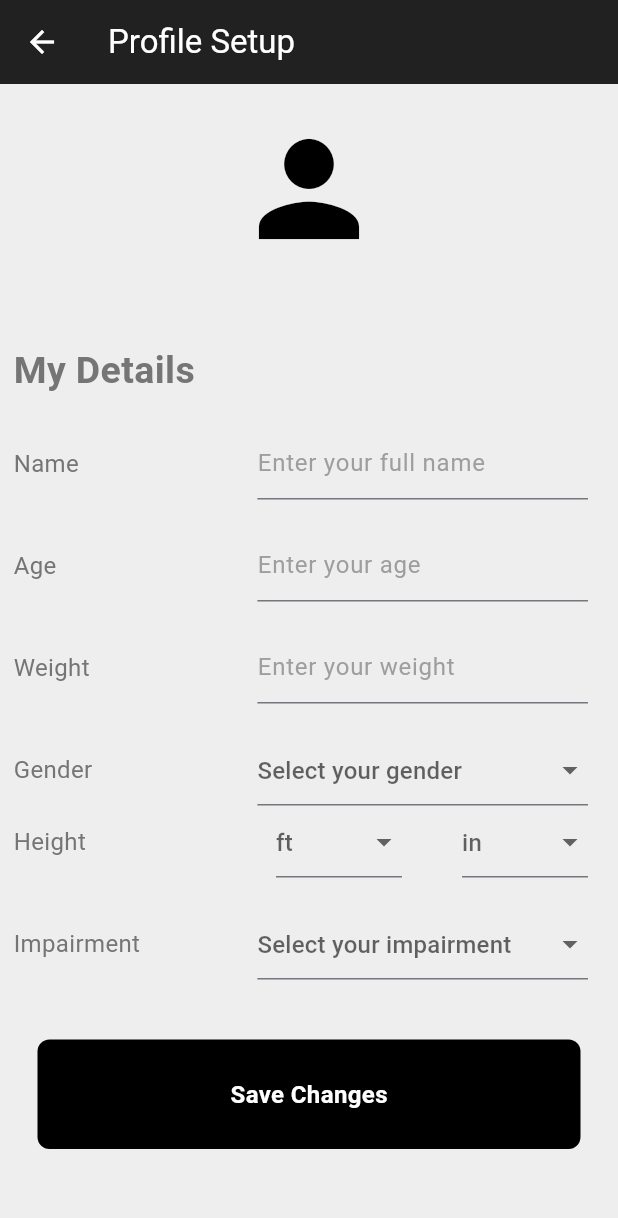
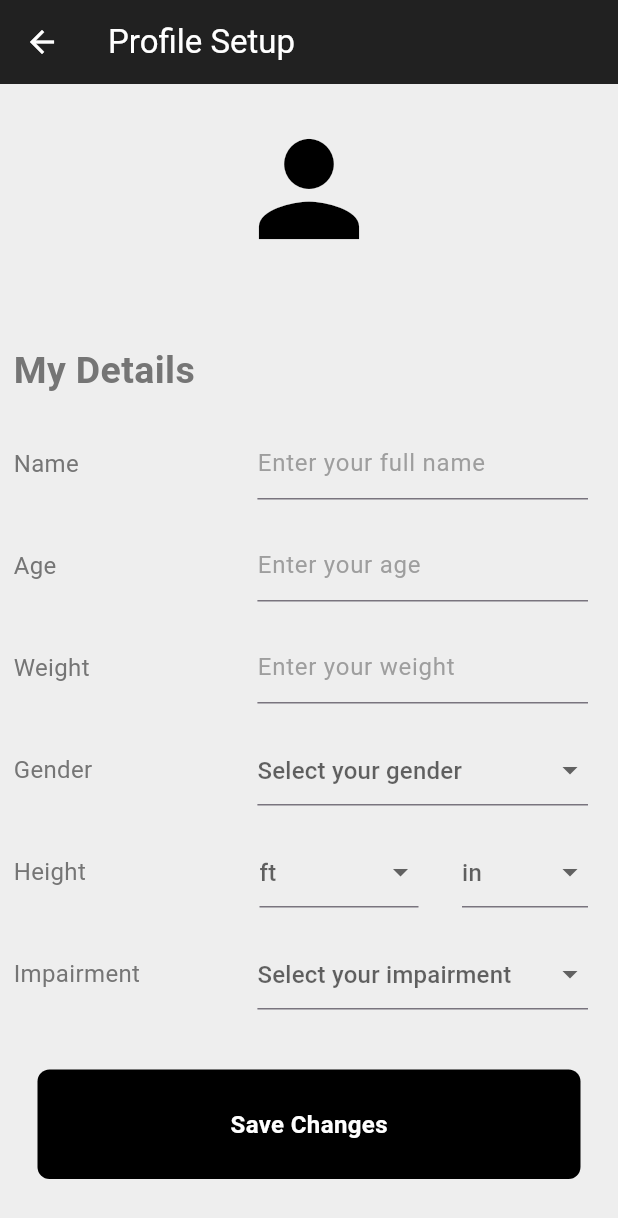
Before and after one commit to FIU-MOSAIC/wearableGestureRecognitionSystem, a Flutter app: the ProfilePage screen opened directly, on a phone screen of 412 x 824 dp. Shown: the top 1218 px of the screen. Run offline on Flutter 3.47's test engine with Material 3 defaults, Android fonts, the phone set to English and light mode, and no system bars; our stand-ins replace cloud_firestore, firebase_auth, firebase_core, google_sign_in; accounts and stored records are empty.

Commit message:
minor alignment changes

```diff
--- a/mobileApp/gesture_detection/lib/components/ProfileDropDown.dart
+++ b/mobileApp/gesture_detection/lib/components/ProfileDropDown.dart
@@ -88,6 +88,7 @@ class _ProfileDropDownState extends State<ProfileDropDown> {
             ),
           ],
         ),
+        const SizedBox(height: 20),
         Row(
           children: [
             Expanded(
@@ -107,7 +108,7 @@ class _ProfileDropDownState extends State<ProfileDropDown> {
             Expanded(
               flex: 3,
               child: Padding(
-                padding: const EdgeInsets.symmetric(horizontal: 20.0),
+                padding: const EdgeInsets.symmetric(horizontal: 9.0),
                 child: DropdownButtonFormField<String>(
                   value: selectedFeet,
                   decoration: InputDecoration(
```
Also changed, not shown: 3 other files.
